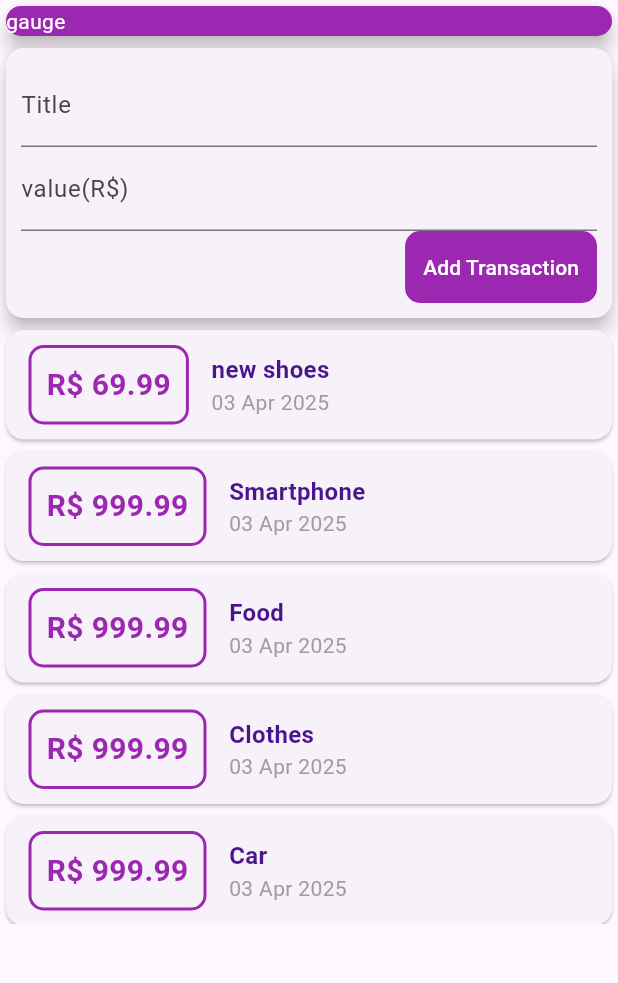
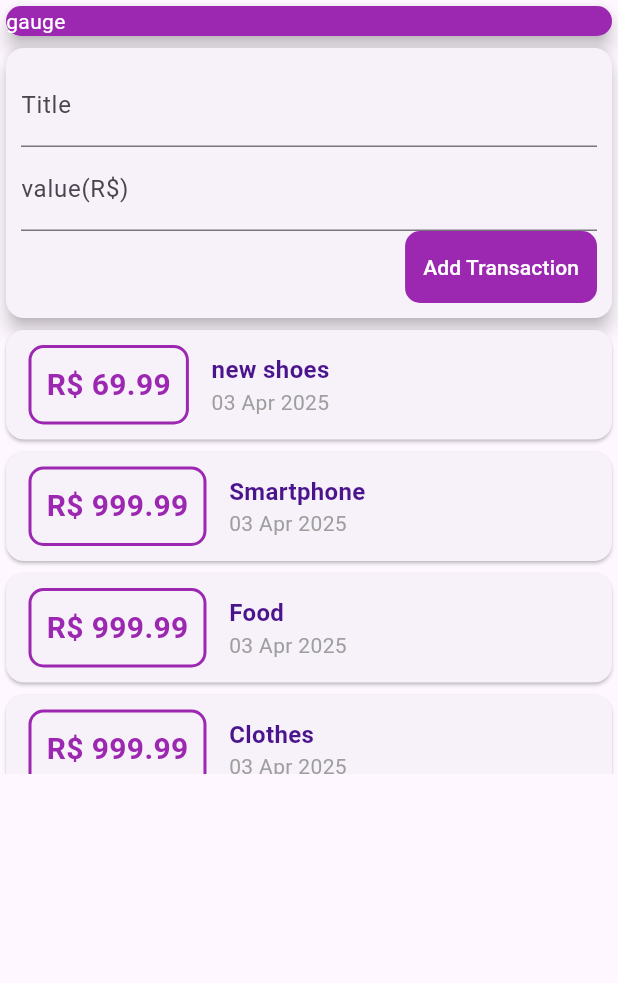
Before and after one commit to SamuckqaDev/expenses_flutter, a Flutter app: the screen it shows after launch, after a tap on "Add Transaction", on a phone screen of 412 x 824 dp, the part 84-1067 px from its top. Run offline on Flutter 3.47's test engine with Material 3 defaults, Android fonts, the phone set to English and light mode, and no system bars.

```diff
--- a/lib/components/transaction_form.dart
+++ b/lib/components/transaction_form.dart
@@ -1,4 +1,3 @@
-import 'package:flutter/foundation.dart';
 import 'package:flutter/material.dart';
 
 class TransactionsForm extends StatelessWidget {
@@ -8,6 +7,16 @@ class TransactionsForm extends StatelessWidget {
   final Function(String, double) onSubmit;
 
   TransactionsForm({super.key, required this.onSubmit});
+
+  _doSubmitForm() {
+    final title = tittleController.text;
+    final value = double.tryParse(valueController.text) ?? 0.0;
+
+    if (title.isEmpty || value <= 0) {
+      return;
+    }
+    onSubmit(title, value);
+  }
 
   @override
   Widget build(BuildContext context) {
@@ -19,12 +28,16 @@ class TransactionsForm extends StatelessWidget {
           child: Column(
             children: <Widget>[
               TextField(
+                onSubmitted: (_) => _doSubmitForm(),
                 decoration: const InputDecoration(
                   labelText: 'Title',
                 ),
                 controller: tittleController,
               ),
               TextField(
+                onSubmitted: (_) => _doSubmitForm(),
+                keyboardType:
+                    const TextInputType.numberWithOptions(decimal: true),
                 decoration: const InputDecoration(
                   labelText: 'value(R\$)',
                 ),
@@ -40,15 +53,7 @@ class TransactionsForm extends StatelessWidget {
                     ),
                     child: TextButton(
                         onPressed: () {
-                          final String title = tittleController.text;
-                          final double? value =
-                              double.tryParse(valueController.text);
-
-                          if (title.isEmpty || value == null) {
-                            return;
-                          }
-
-                          onSubmit(title, value);
+                          _doSubmitForm();
                         },
                         style: ButtonStyle(
                           foregroundColor:
--- a/lib/components/transaction_list.dart
+++ b/lib/components/transaction_list.dart
@@ -11,13 +11,13 @@ class TransactionList extends StatelessWidget {
   @override
   Widget build(BuildContext context) {
     return SizedBox(
-      height: 400,
-      child: SingleChildScrollView(
-        child: Column(
-          children: [
-            ...(transactions.map(
-              (tr) => Card(
-                  child: Row(
+      height: 300,
+      child: ListView.builder(
+          itemCount: transactions.length,
+          itemBuilder: (context, index) {
+            final tr = transactions[index];
+            return Card(
+              child: Row(
                 children: [
                   Container(
                     margin: const EdgeInsets.symmetric(
@@ -62,11 +62,9 @@ class TransactionList extends StatelessWidget {
                     ],
                   )
                 ],
-              )),
-            )),
-          ],
-        ),
-      ),
+              ),
+            );
+          }),
     );
   }
 }
--- a/lib/components/transaction_user.dart
+++ b/lib/components/transaction_user.dart
@@ -37,48 +37,6 @@ class _TransactionUserState extends State<TransactionUser> {
       value: 999.99,
       date: DateTime.now(),
     ),
-    Transaction(
-      uuid: const Uuid().v4(),
-      title: "Car",
-      value: 999.99,
-      date: DateTime.now(),
-    ),
-    Transaction(
-      uuid: const Uuid().v4(),
-      title: "House",
-      value: 999.99,
-      date: DateTime.now(),
-    ),
-    Transaction(
-      uuid: const Uuid().v4(),
-      title: "Bike",
-      value: 999.99,
-      date: DateTime.now(),
-    ),
-    Transaction(
-      uuid: const Uuid().v4(),
-      title: "Boat",
-      value: 999.99,
-      date: DateTime.now(),
-    ),
-    Transaction(
-      uuid: const Uuid().v4(),
-      title: "Plane",
-      value: 999.99,
-      date: DateTime.now(),
-    ),
-    Transaction(
-      uuid: const Uuid().v4(),
-      title: "Train",
-      value: 999.99,
-      date: DateTime.now(),
-    ),
-    Transaction(
-      uuid: const Uuid().v4(),
-      title: "Bus",
-      value: 999.99,
-      date: DateTime.now(),
-    ),
   ];
 
   _doAddNewTransaction(String title, double value) {
```
